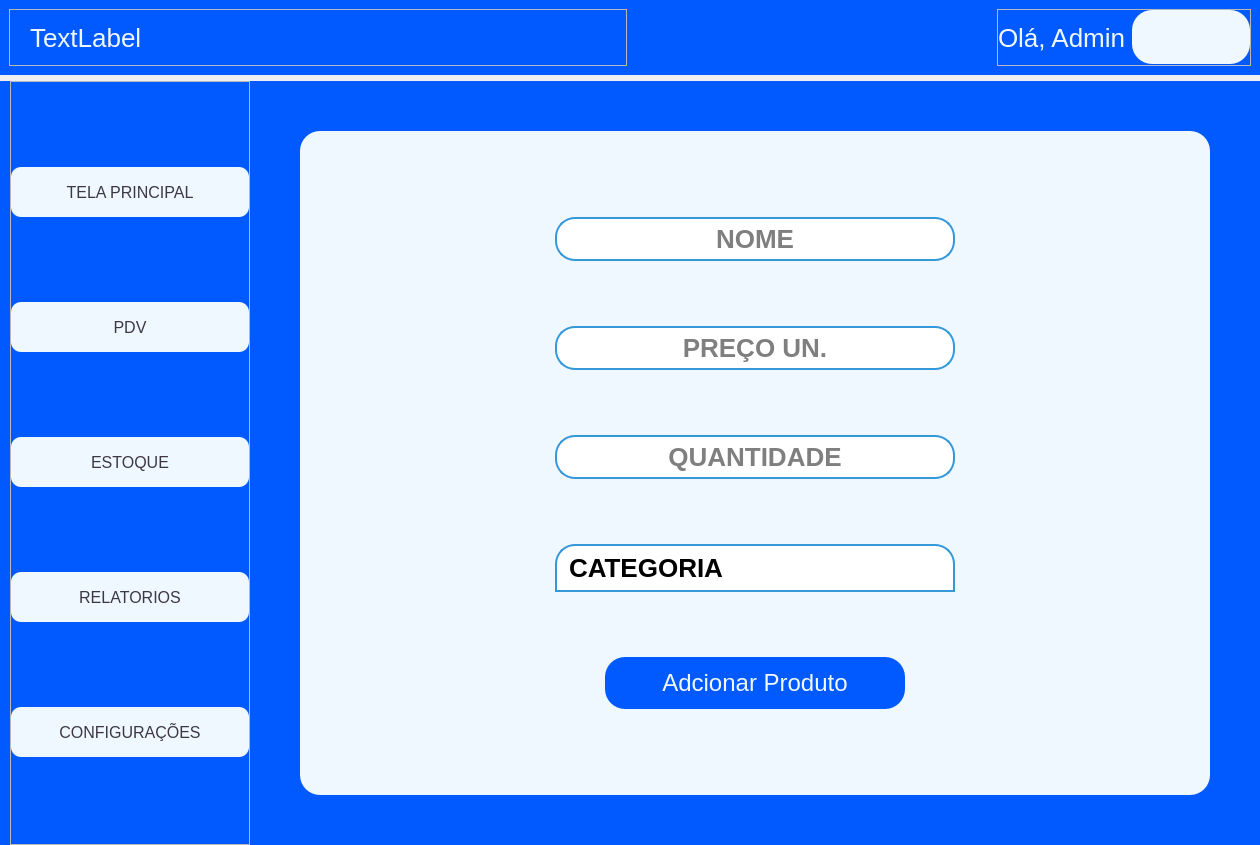
Above: ui_tela_principal.ui from CelsoLucas/Mercado before the change. Below: the same form after it.
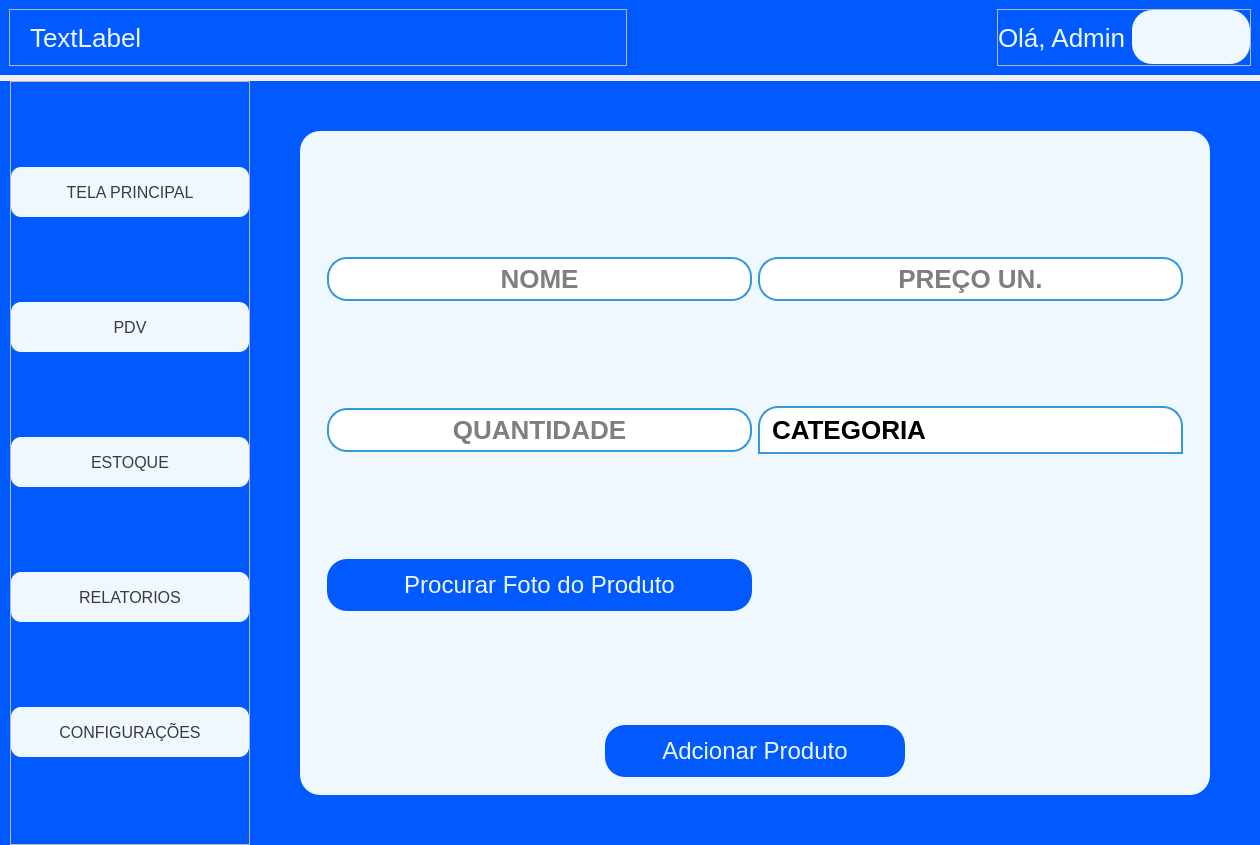
That is the form after the change. The open tabs and pages were chosen to show the change. Icons and pictures are not drawn.

Patch:
```diff
--- a/ui_tela_principal.ui
+++ b/ui_tela_principal.ui
@@ -64,7 +64,7 @@
 	border-radius: 10px
 }
 
-#btn_adc_produto, #btn_finalizar_compra, #btn_adc_carrinho, #btn_adc_categoria, #btn_procurar_ft_adc_usuario, #btn_adc_usuario,#btn_adc_categoria_2, #btn_adc_user{
+#btn_adc_produto, #btn_finalizar_compra, #btn_adc_carrinho, #btn_adc_categoria, #btn_procurar_ft_adc_usuario, #btn_adc_usuario,#btn_adc_categoria_2, #btn_adc_user, #btn_procurar_ft_produto{
 	  background-color: #005AFF; /* Fundo transparente */
  	 color: #F0F8FF; /* Cor do texto */
   	border-radius: 20px; /* Bordas arredondadas */
@@ -73,7 +73,7 @@
   cursor: pointer; /* Cursor de mão */
   transition: background-color 0.3s, color 0.3s; /* Transição suave */
 }
-#btn_adc_produto:hover, #btn_finalizar_compra:hover, #btn_adc_carrinho:hover, #btn_adc_categoria:hover, #btn_procurar_ft_adc_usuario:hover, #btn_adc_usuario:hover, #btn_adc_categoria_2:hover,  #btn_adc_user:hover{
+#btn_adc_produto:hover, #btn_finalizar_compra:hover, #btn_adc_carrinho:hover, #btn_adc_categoria:hover, #btn_procurar_ft_adc_usuario:hover, #btn_adc_usuario:hover, #btn_adc_categoria_2:hover,  #btn_adc_user:hove, #btn_procurar_ft_produto:hover{
   background-color: #F0F8FF;
   border: 2px solid #005AFF;
   color: black; /* Cor do texto ao passar o mouse */
@@ -1844,8 +1844,8 @@
                  <layout class="QVBoxLayout" name="verticalLayout_27">
                   <item>
                    <widget class="QWidget" name="widget" native="true">
-                    <layout class="QVBoxLayout" name="verticalLayout_28">
-                     <item alignment="Qt::AlignmentFlag::AlignHCenter">
+                    <layout class="QGridLayout" name="gridLayout_6">
+                     <item row="0" column="0">
                       <widget class="QLineEdit" name="input_nome_produto">
                        <property name="minimumSize">
                         <size>
@@ -1861,7 +1861,23 @@
                        </property>
                       </widget>
                      </item>
-                     <item alignment="Qt::AlignmentFlag::AlignHCenter">
+                     <item row="2" column="0">
+                      <widget class="QLineEdit" name="input_quantidade_produto">
+                       <property name="minimumSize">
+                        <size>
+                         <width>400</width>
+                         <height>0</height>
+                        </size>
+                       </property>
+                       <property name="alignment">
+                        <set>Qt::AlignmentFlag::AlignCenter</set>
+                       </property>
+                       <property name="placeholderText">
+                        <string>QUANTIDADE</string>
+                       </property>
+                      </widget>
+                     </item>
+                     <item row="0" column="1">
                       <widget class="QLineEdit" name="input_preco_produto">
                        <property name="minimumSize">
                         <size>
@@ -1880,23 +1896,7 @@
                        </property>
                       </widget>
                      </item>
-                     <item alignment="Qt::AlignmentFlag::AlignHCenter">
-                      <widget class="QLineEdit" name="input_quantidade_produto">
-                       <property name="minimumSize">
-                        <size>
-                         <width>400</width>
-                         <height>0</height>
-                        </size>
-                       </property>
-                       <property name="alignment">
-                        <set>Qt::AlignmentFlag::AlignCenter</set>
-                       </property>
-                       <property name="placeholderText">
-                        <string>QUANTIDADE</string>
-                       </property>
-                      </widget>
-                     </item>
-                     <item alignment="Qt::AlignmentFlag::AlignHCenter">
+                     <item row="2" column="1">
                       <widget class="QComboBox" name="input_categoria_produto">
                        <property name="minimumSize">
                         <size>
@@ -1924,22 +1924,36 @@
                        </item>
                       </widget>
                      </item>
-                     <item alignment="Qt::AlignmentFlag::AlignHCenter">
-                      <widget class="QPushButton" name="btn_adc_produto">
-                       <property name="minimumSize">
-                        <size>
-                         <width>300</width>
-                         <height>0</height>
-                        </size>
+                     <item row="4" column="0">
+                      <widget class="QPushButton" name="btn_procurar_ft_produto">
+                       <property name="text">
+                        <string>Procurar Foto do Produto</string>
                        </property>
+                      </widget>
+                     </item>
+                     <item row="4" column="1">
+                      <widget class="QLabel" name="img_produto_adc_estoque">
                        <property name="text">
-                        <string>Adcionar Produto</string>
+                        <string/>
                        </property>
                       </widget>
                      </item>
                     </layout>
                    </widget>
                   </item>
+                  <item alignment="Qt::AlignmentFlag::AlignHCenter">
+                   <widget class="QPushButton" name="btn_adc_produto">
+                    <property name="minimumSize">
+                     <size>
+                      <width>300</width>
+                      <height>0</height>
+                     </size>
+                    </property>
+                    <property name="text">
+                     <string>Adcionar Produto</string>
+                    </property>
+                   </widget>
+                  </item>
                  </layout>
                 </widget>
                </widget>
```
Left out of the diff: 19 changed lines with no effect on the pictures.
